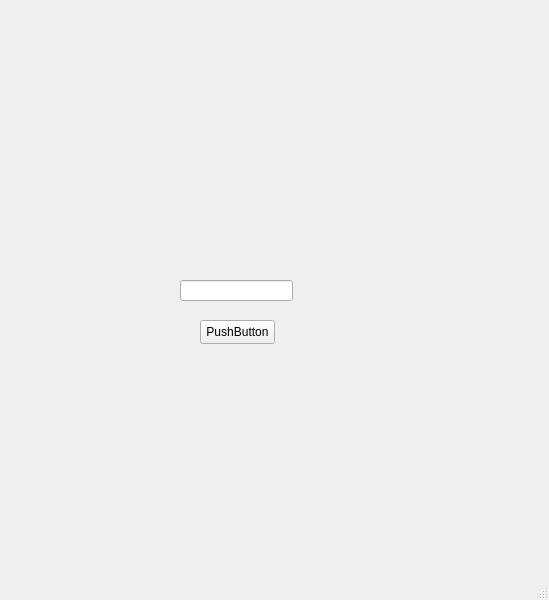
The window that gui/test.ui (Sandmax-1/reboot) describes before a commit, drawn with Qt 5.
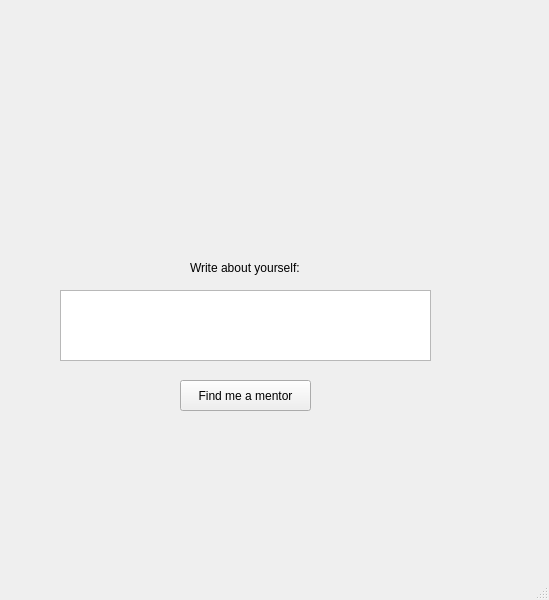
The same window after the commit. Icons and pictures are not drawn.

```diff
--- a/gui/test.ui
+++ b/gui/test.ui
@@ -17,25 +17,15 @@
    <widget class="QPushButton" name="input_button">
     <property name="geometry">
      <rect>
-      <x>200</x>
-      <y>320</y>
-      <width>75</width>
-      <height>24</height>
-     </rect>
-    </property>
-    <property name="text">
-     <string>PushButton</string>
-    </property>
-   </widget>
-   <widget class="QLineEdit" name="lineEdit">
-    <property name="geometry">
-     <rect>
       <x>180</x>
-      <y>280</y>
-      <width>113</width>
-      <height>21</height>
+      <y>380</y>
+      <width>131</width>
+      <height>31</height>
      </rect>
     </property>
+    <property name="text">
+     <string>Find me a mentor</string>
+    </property>
    </widget>
    <widget class="QLabel" name="label">
     <property name="geometry">
@@ -75,6 +65,29 @@
      <bool>true</bool>
     </property>
    </widget>
+   <widget class="QTextEdit" name="textEdit">
+    <property name="geometry">
+     <rect>
+      <x>60</x>
+      <y>290</y>
+      <width>371</width>
+      <height>71</height>
+     </rect>
+    </property>
+   </widget>
+   <widget class="QLabel" name="label_3">
+    <property name="geometry">
+     <rect>
+      <x>190</x>
+      <y>260</y>
+      <width>111</width>
+      <height>16</height>
+     </rect>
+    </property>
+    <property name="text">
+     <string>Write about yourself:</string>
+    </property>
+   </widget>
   </widget>
   <widget class="QMenuBar" name="menubar">
    <property name="geometry">
```
Left out of the diff: 24 changed lines with no effect on the pictures.
